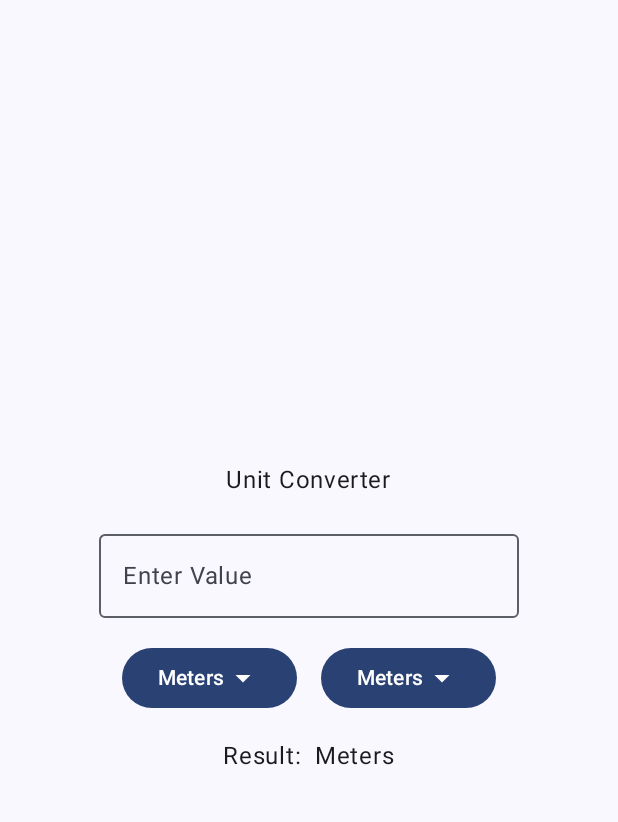
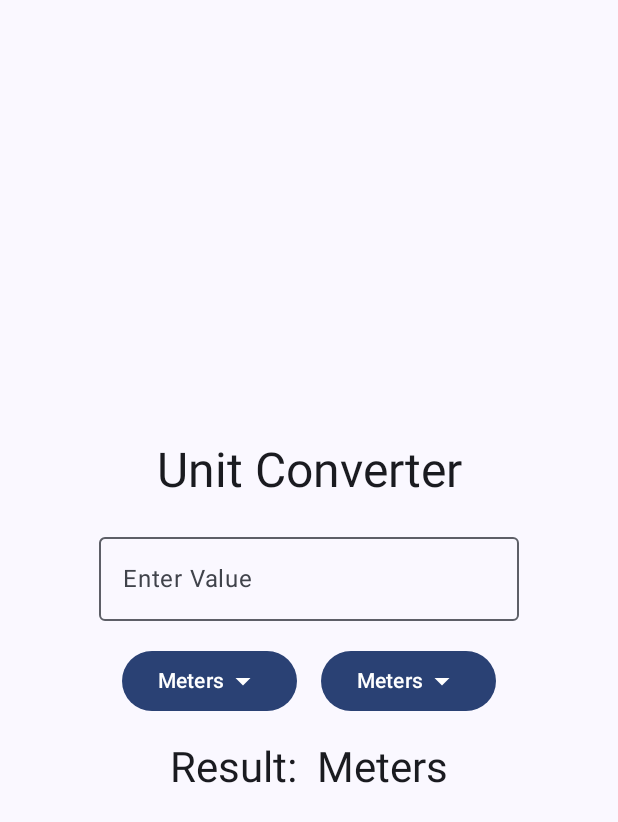
Before and after one commit to Limuwahanelis/adroid-app, an Android app built with Jetpack Compose: the screen it shows after launch (MainActivity), on a phone screen of 412 x 824 dp. Shown: the top 822 px of the screen. Run offline under Robolectric (Android 15) with nearby library versions, the phone set to English and light mode, and no system bars.

Commit message:
Update app font

```diff
--- a/app/src/main/java/com/example/myapplication/MainActivity.kt
+++ b/app/src/main/java/com/example/myapplication/MainActivity.kt
@@ -75,7 +75,7 @@ fun UnitConverter() {
     ) {
 
         // UI elements will be stacked below each other
-        Text("Unit Converter")
+        Text("Unit Converter",style = MaterialTheme.typography.headlineLarge)
         Spacer(modifier = Modifier.height(16.dp))
         OutlinedTextField(value = inputValue,
             onValueChange = {
@@ -178,7 +178,10 @@ fun UnitConverter() {
 
         }
         Spacer(modifier = Modifier.height(16.dp))
-        Text(text = "Result: $outputValue $outputUnit")
+        Text(
+            text = "Result: $outputValue $outputUnit",
+            style = MaterialTheme.typography.headlineMedium
+            )
     }
 }
 
```
